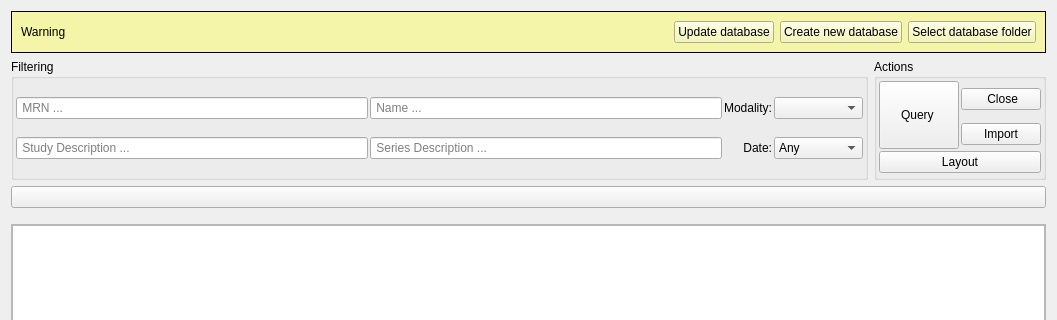
Before: the Qt Designer form Libs/DICOM/Widgets/Resources/UI/ctkDICOMVisualBrowserWidget.ui in commontk/CTK, drawn with Qt 5; both pictures show x 0 to 1057 and y 0 to 320 of the 1057 by 1135 pixel window.
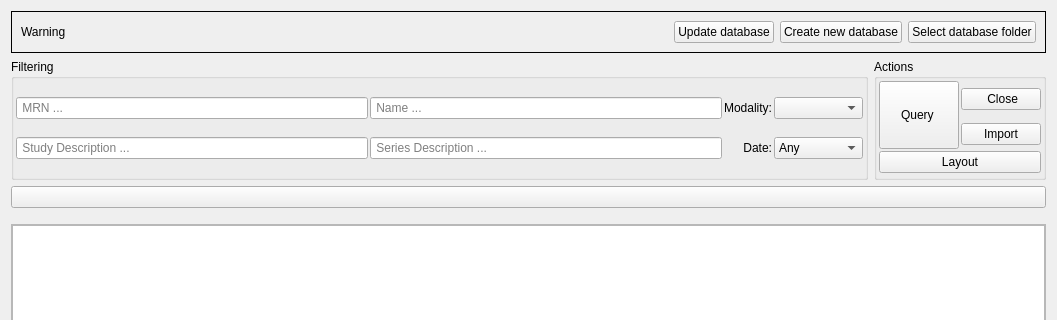
After: the same form once the commit is applied. Icons and pictures are not drawn. Custom widgets are drawn as their Qt base class.

```diff
--- a/Libs/DICOM/Widgets/Resources/UI/ctkDICOMVisualBrowserWidget.ui
+++ b/Libs/DICOM/Widgets/Resources/UI/ctkDICOMVisualBrowserWidget.ui
@@ -35,9 +35,6 @@
   <layout class="QVBoxLayout" name="verticalLayout">
    <item>
     <widget class="QFrame" name="DatabaseDirectoryProblemFrame">
-     <property name="styleSheet">
-      <string notr="true">color: rgb(0, 0, 0);background-color: rgb(245, 245, 170);</string>
-     </property>
      <property name="frameShape">
       <enum>QFrame::Box</enum>
      </property>
```
